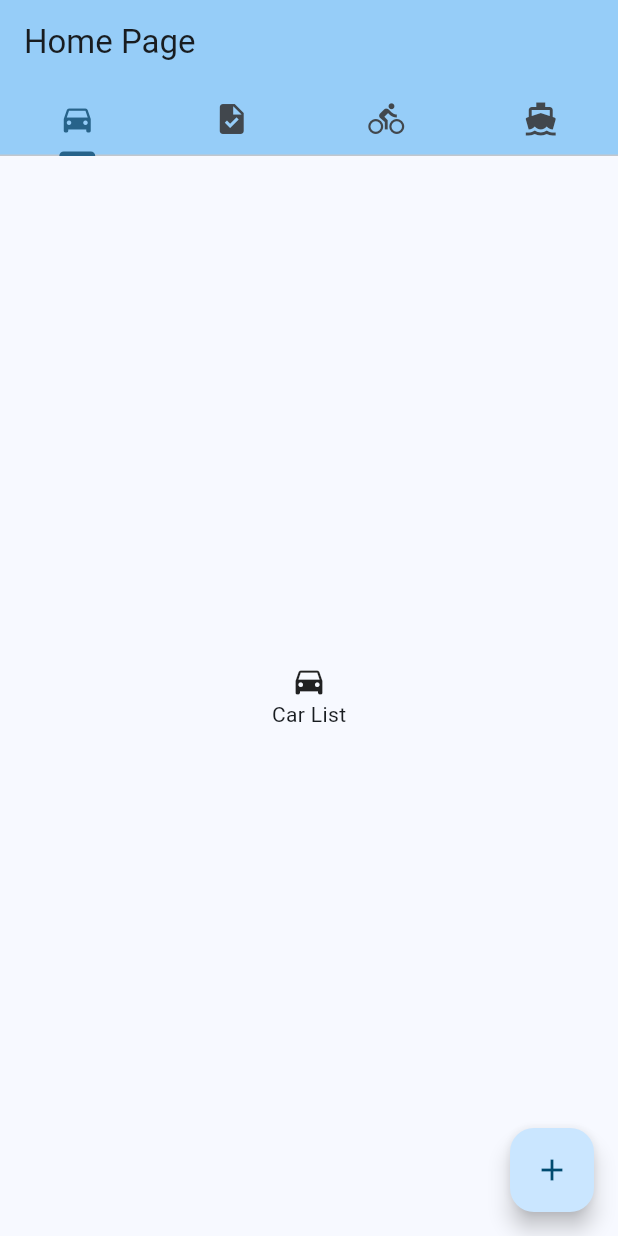
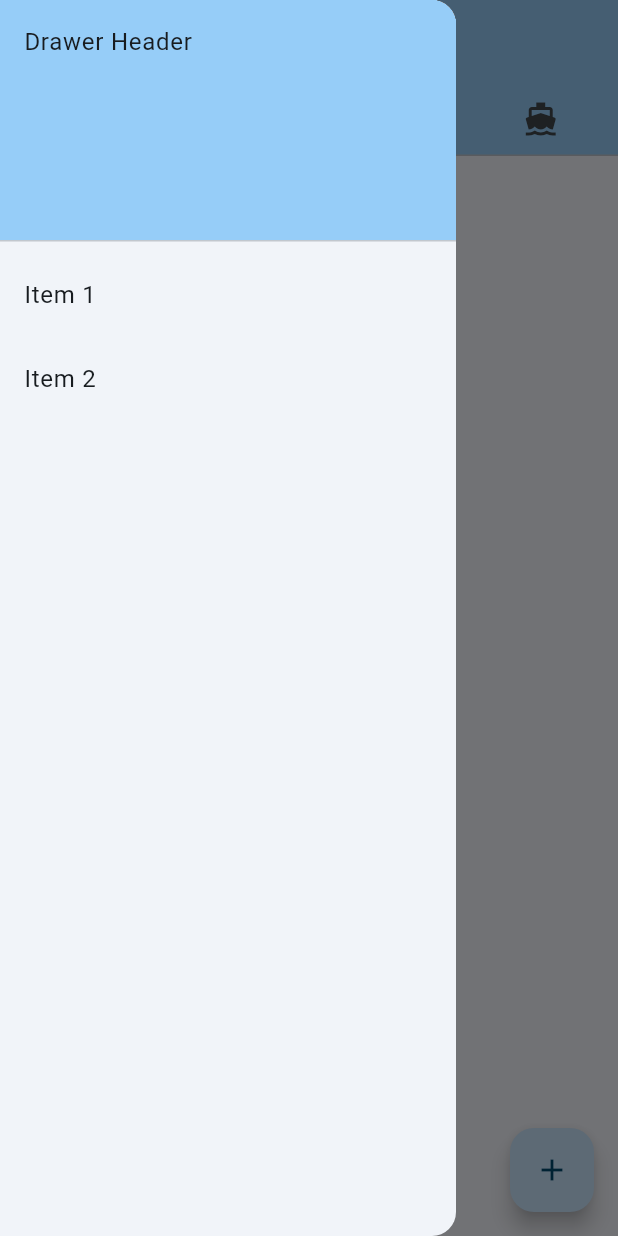
Before and after one commit to padp721/coba_flutter, a Flutter app: the screen it shows after launch, with the side drawer open (before the commit the screen has no drawer), on a phone screen of 412 x 824 dp. Run offline on Flutter 3.47's test engine with Material 3 defaults, Android fonts, the phone set to English and light mode, and no system bars.

Commit message:
add drawer

```diff
--- a/lib/pages/homepage/homepage.dart
+++ b/lib/pages/homepage/homepage.dart
@@ -1,4 +1,5 @@
 import 'package:flutter/material.dart';
+import 'package:padp_app/shared/drawer.dart';
 
 import '../cars/car_list.dart';
 import '../todos/todo_list.dart';
@@ -11,6 +12,7 @@ class Homepage extends StatelessWidget {
     return DefaultTabController(
       length: 4,
       child: Scaffold(
+        drawer: const AppDrawer(),
         appBar: AppBar(
           backgroundColor: Theme.of(context).colorScheme.inversePrimary,
           title: const Text("Home Page"),
--- /dev/null
+++ b/lib/shared/drawer.dart
@@ -0,0 +1,40 @@
+import 'package:flutter/material.dart';
+
+class AppDrawer extends StatelessWidget {
+  const AppDrawer({super.key});
+
+  @override
+  Widget build(BuildContext context) {
+    return Drawer(
+      // Add a ListView to the drawer. This ensures the user can scroll
+      // through the options in the drawer if there isn't enough vertical
+      // space to fit everything.
+      child: ListView(
+        // Important: Remove any padding from the ListView.
+        padding: EdgeInsets.zero,
+        children: [
+          DrawerHeader(
+            decoration: BoxDecoration(
+              color: Theme.of(context).colorScheme.inversePrimary,
+            ),
+            child: const Text('Drawer Header'),
+          ),
+          ListTile(
+            title: const Text('Item 1'),
+            onTap: () {
+              // Update the state of the app.
+              // ...
+            },
+          ),
+          ListTile(
+            title: const Text('Item 2'),
+            onTap: () {
+              // Update the state of the app.
+              // ...
+            },
+          ),
+        ],
+      ),
+    );
+  }
+}
```
